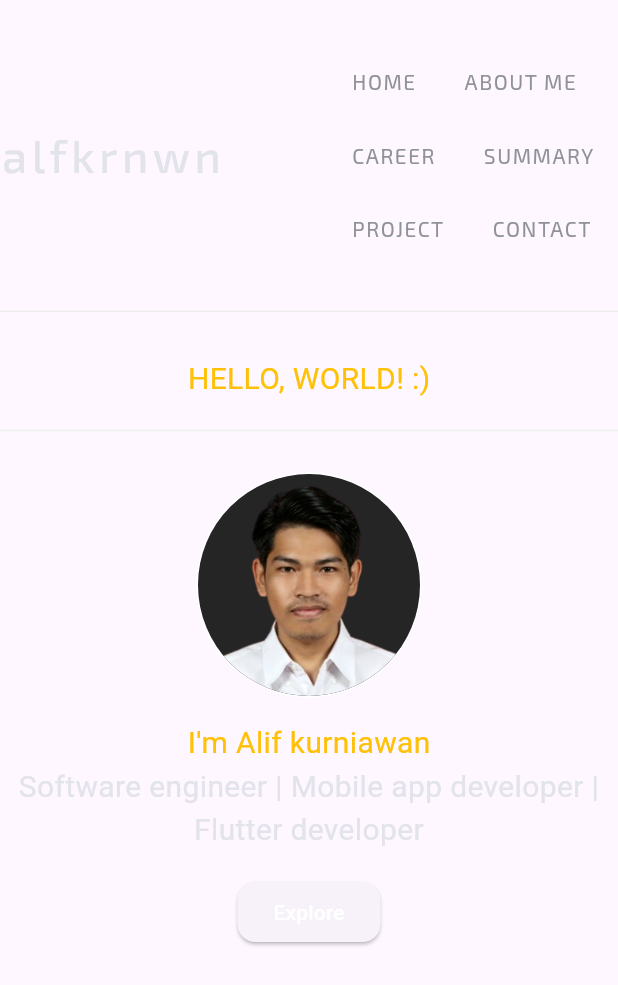
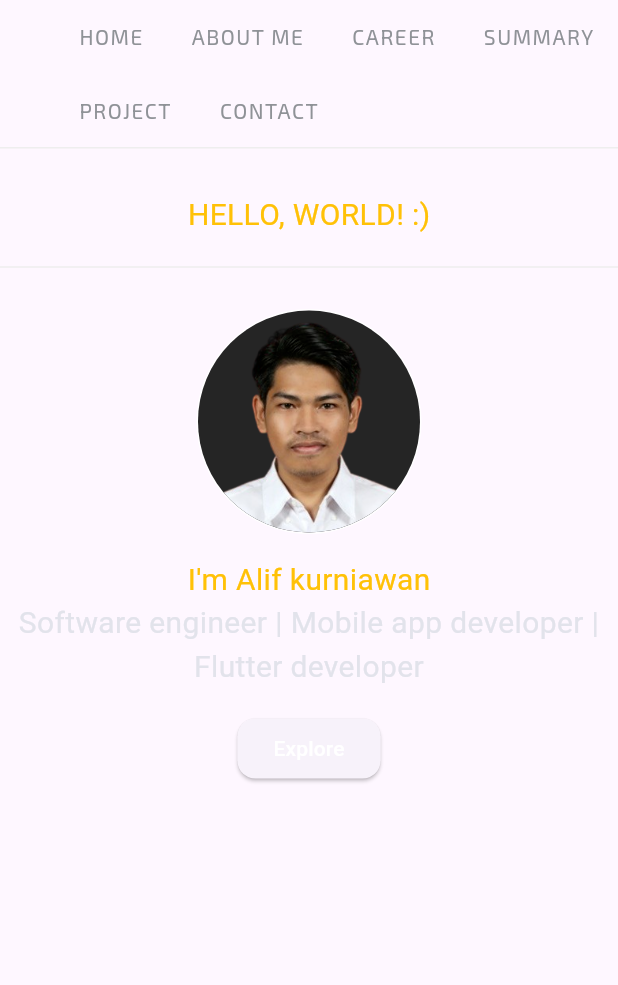
Before and after one commit to awanderer11/profile, a Flutter app: the screen it shows after launch, on a phone screen of 412 x 824 dp. Shown: the top 985 px of the screen. Run offline on Flutter 3.47's test engine with Material 3 defaults, Android fonts, the phone set to English and light mode, and no system bars; our stand-ins replace flutter_svg, google_fonts, responsive_framework.

Commit message:
header mobile

```diff
--- a/lib/components/header.dart
+++ b/lib/components/header.dart
@@ -6,6 +6,7 @@ import 'package:profile/pages/career_page.dart';
 import 'package:profile/pages/contact_page.dart';
 import 'package:profile/pages/project_page.dart';
 import 'package:profile/pages/summary_page.dart';
+import 'package:responsive_framework/responsive_framework.dart';
 
 class Header extends StatelessWidget {
   const Header({super.key});
@@ -16,9 +17,12 @@ class Header extends StatelessWidget {
       mainAxisSize: MainAxisSize.min,
       children: [
         Container(
-          margin: const EdgeInsets.symmetric(vertical: 30),
+          margin: !ResponsiveBreakpoints.of(context).isMobile
+              ? const EdgeInsets.all(16)
+              : EdgeInsets.zero,
           child: Row(
             children: [
+              if (!ResponsiveBreakpoints.of(context).isMobile)
                 InkWell(
                   hoverColor: Colors.transparent,
                   highlightColor: Colors.transparent,
@@ -27,12 +31,14 @@ class Header extends StatelessWidget {
                       context,
                       Navigator.defaultRouteName,
                       ModalRoute.withName(Navigator.defaultRouteName)),
-                child: Text("alfkrnwn",
+                  child: Text(
+                    "alfkrnwn",
                     style: GoogleFonts.exo2(
                         color: textPrimary,
                         fontSize: 30,
                         letterSpacing: 3,
-                        fontWeight: FontWeight.w500)),
+                        fontWeight: FontWeight.w500),
+                  ),
                 ),
               Flexible(
                 child: Container(
```
Lines whose indentation alone changed are shown as unchanged.
